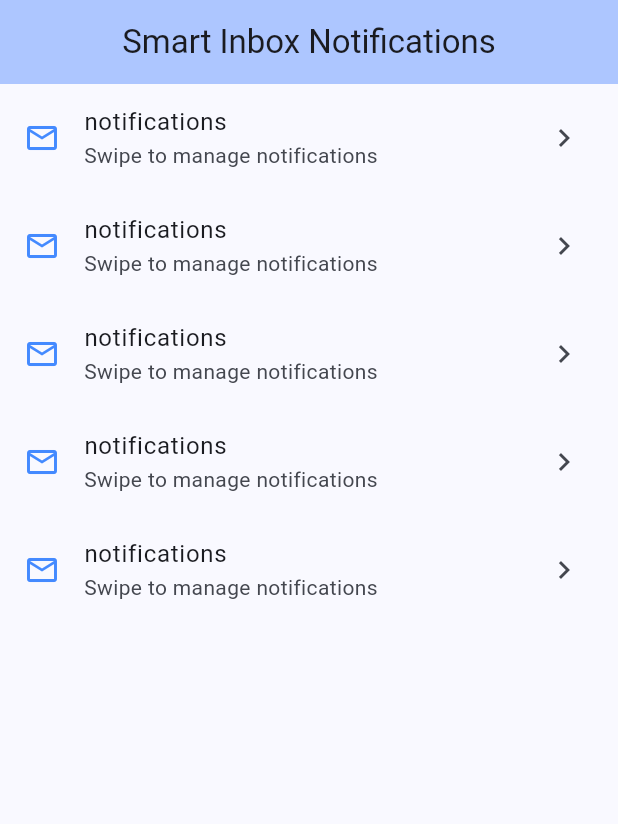
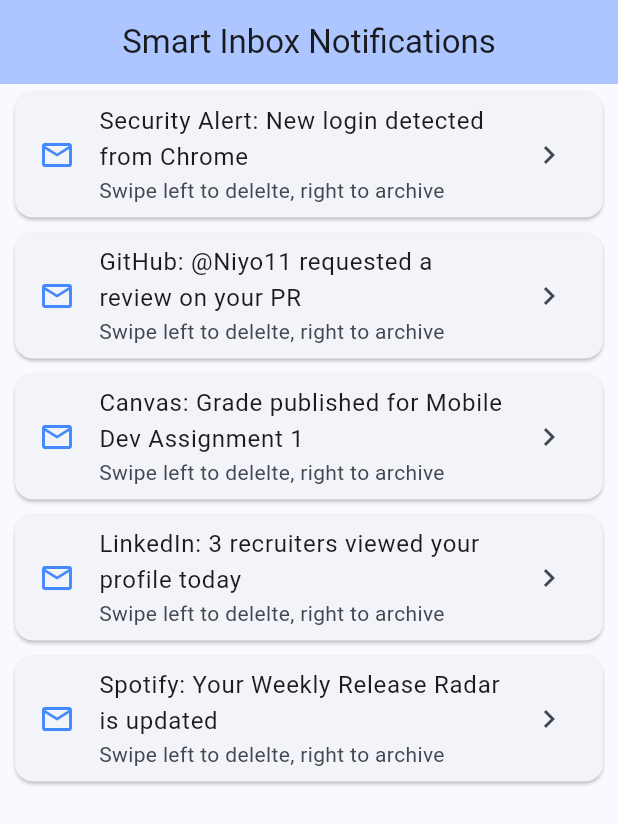
Before and after one commit to ydejene/flutter-dismissible-demo, a Flutter app: the screen it shows after launch, on a phone screen of 412 x 824 dp. Shown: the top 824 px of the screen. Run offline on Flutter 3.47's test engine with Material 3 defaults, Android fonts, the phone set to English and light mode, and no system bars.

Commit message:
style: enhance background text elements

```diff
--- a/lib/main.dart
+++ b/lib/main.dart
@@ -72,13 +72,38 @@
                     color: Colors.green,
                     alignment: Alignment.centerLeft,
                     padding: const EdgeInsets.only(left: 20),
-                    child: const Icon(Icons.archive, color: Colors.white),
+                    child: const Row(
+                      children: [
+                        Icon(Icons.archive, color: Colors.white),
+                        SizedBox(width: 8),
+                        Text(
+                          'Archive',
+                          style: TextStyle(
+                            color: Colors.white,
+                            fontWeight: FontWeight.bold,
+                          ),
+                        ),
+                      ],
+                    ),
                   ),
                   secondaryBackground: Container(
                     color: Colors.red,
                     alignment: Alignment.centerRight,
                     padding: const EdgeInsets.only(right: 20),
-                    child: const Icon(Icons.delete, color: Colors.white),
+                    child: const Row(
+                      mainAxisAlignment: MainAxisAlignment.end,
+                      children: [
+                        Text(
+                          'Delete',
+                          style: TextStyle(
+                            color: Colors.white,
+                            fontWeight: FontWeight.bold,
+                          ),
+                        ),
+                        SizedBox(width: 8),
+                        Icon(Icons.delete, color: Colors.white),
+                      ],
+                    ),
                   ),
                   // acts like an interceptor safety net (prevents deleting data accidentally by a clumsy swipe )
                   confirmDismiss: (DismissDirection direction) async {
@@ -88,6 +113,8 @@
                       // Showing a dialog takes time because we have to wait for a user to physically press a button (use await)
                       return await showDialog<bool>(
                         context: context,
+                        // Setting barrierDismissible to false forces user to pick CANCEL or DELETE
+                        barrierDismissible: false,
                         builder: (BuildContext context) {
                           return AlertDialog(
                             title: const Text('Confirm Delete'),
@@ -95,13 +122,18 @@
                               'Are you sure you want to permanentyl delete this notification?',
                             ),
                             actions: [
+                              // Navigator.of(context).pop(true/false) --> closes the dialog box and throws the true/false value back down to the Dismissible widget.
                               TextButton(
-                                // closes the dialog box and throws the true/false value back down to the Dismissible widget.
-                                onPressed: () => Navigator.of(
-                                  context,
-                                ).pop(true), // Returns true (Executes delete)
+                                onPressed: () => Navigator.of(context)
+                                    .pop(false), // Cancels the swipe explicitly
+
+                                child: const Text('CANCEL'),
+                              ),
+                              TextButton(
+                                onPressed: () => Navigator.of(context)
+                                    .pop(true), // confirms the swipe
                                 child: const Text(
-                                  'Delete',
+                                  'DELETE',
                                   style: TextStyle(color: Colors.red),
                                 ),
                               ),
@@ -109,23 +141,29 @@
                           );
                         },
                       );
+                      // return deleteConfirmed ?? false;
                     }
-                    // if swiped left to right (Archive), return true immediately without asking
-                    return true;
+                    return true; // Auto-archive on swip left-to-right
                   },
                   onDismissed: (direction) {
                     setState(() {
                       _notifications.removeAt(index);
                     });
                   },
-                  child: ListTile(
-                    leading: const Icon(
-                      Icons.mail_outline,
-                      color: Colors.blueAccent,
+                  child: Card(
+                    margin: const EdgeInsets.symmetric(
+                      horizontal: 10,
+                      vertical: 5,
                     ),
-                    title: Text('notifications'),
-                    subtitle: const Text('Swipe to manage notifications'),
-                    trailing: const Icon(Icons.chevron_right),
+                    child: ListTile(
+                      leading: const Icon(
+                        Icons.mail_outline,
+                        color: Colors.blueAccent,
+                      ),
+                      title: Text(notification),
+                      subtitle: const Text('Swipe left to delelte, right to archive'),
+                      trailing: const Icon(Icons.chevron_right),
+                    ),
                   ),
                 );
               },
```
